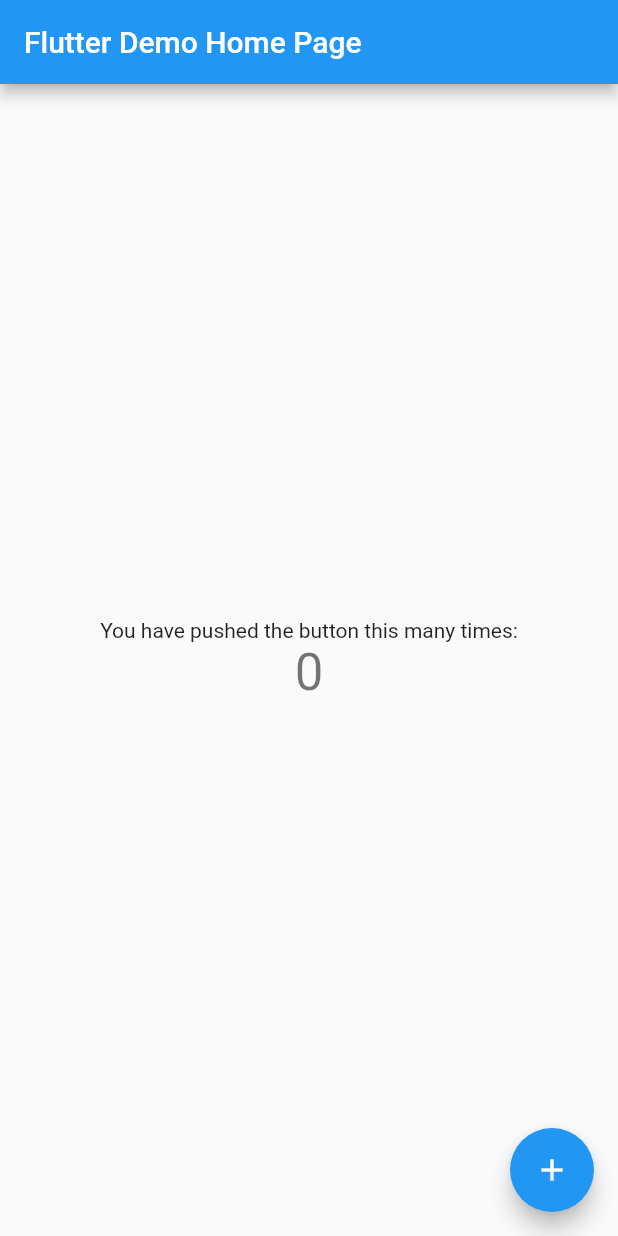
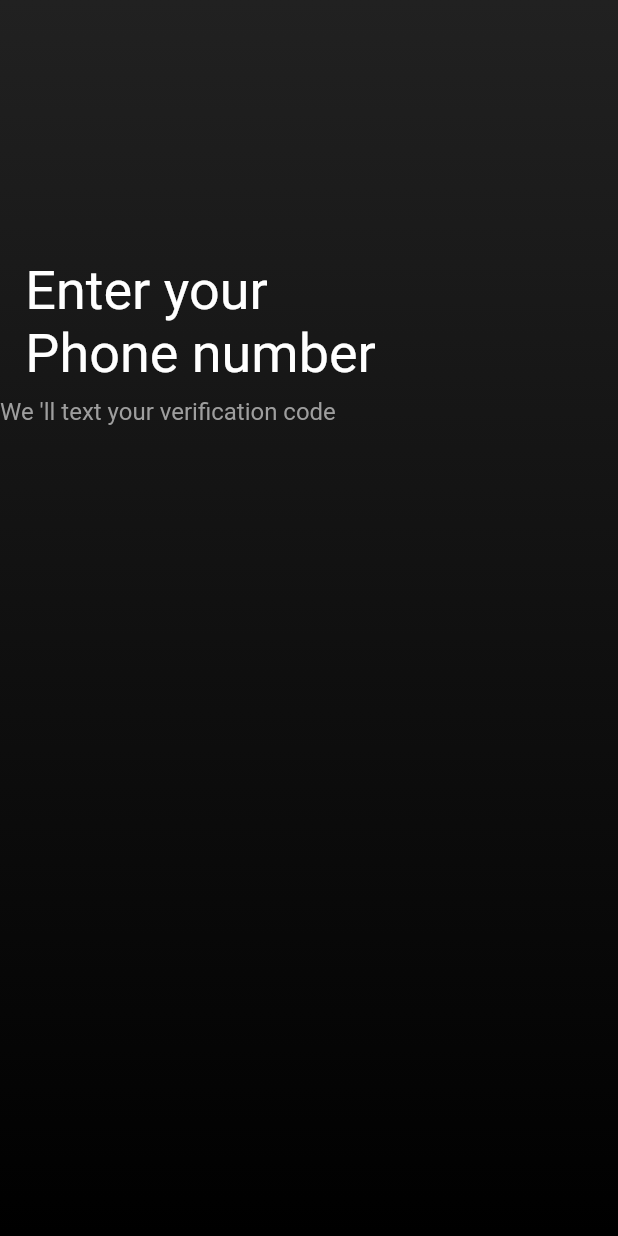
Before and after one commit to freaquish/locie, a Flutter app: the screen it shows after launch, on a phone screen of 412 x 824 dp. Run offline on Flutter 3.47's test engine with Material 2 defaults, Android fonts, the phone set to English and light mode, and no system bars; our stand-ins replace cloud_firestore, firebase_auth, google_fonts; accounts and stored records are empty.

Commit message:
Miniature setup

```diff
--- /dev/null
+++ b/lib/components/font_widgets.dart
@@ -0,0 +1 @@
+import 'package:flutter/widgets.dart';
--- /dev/null
+++ b/lib/components/primary_container.dart
@@ -0,0 +1,33 @@
+import 'package:flutter/material.dart';
+import 'package:flutter/widgets.dart';
+import 'package:locie/helper/screen_size.dart';
+
+class PrimaryContainer extends StatelessWidget {
+  const PrimaryContainer({
+    Key key,
+    @required this.widget,
+  }) : super(key: key);
+
+  final Widget widget;
+
+  @override
+  Widget build(BuildContext context) {
+    final screen = Scale(context);
+    return Container(
+      width: screen.horizontal(100),
+      height: screen.vertical(1000),
+      decoration: BoxDecoration(
+        gradient: LinearGradient(
+          begin: Alignment.topCenter,
+          end: Alignment.bottomCenter,
+          colors: [
+            // Color(0xff323232),
+            Colors.grey[900],
+            Colors.black,
+          ],
+        ),
+      ),
+      child: widget,
+    );
+  }
+}
--- /dev/null
+++ b/lib/helper/screen_size.dart
@@ -0,0 +1,12 @@
+import 'package:flutter/material.dart';
+
+class Scale {
+  final BuildContext context;
+  const Scale(this.context);
+
+  double vertical(double height) =>
+      MediaQuery.of(context).size.height * height / 1000;
+
+  double horizontal(double width) =>
+      MediaQuery.of(context).size.width * width / 100;
+}
--- a/lib/main.dart
+++ b/lib/main.dart
@@ -1,4 +1,5 @@
 import 'package:flutter/material.dart';
+import 'package:locie/pages/registration_screen.dart';
 
 void main() {
   runApp(MyApp());
@@ -9,109 +10,7 @@
   @override
   Widget build(BuildContext context) {
     return MaterialApp(
-      title: 'Flutter Demo',
-      theme: ThemeData(
-        // This is the theme of your application.
-        //
-        // Try running your application with "flutter run". You'll see the
-        // application has a blue toolbar. Then, without quitting the app, try
-        // changing the primarySwatch below to Colors.green and then invoke
-        // "hot reload" (press "r" in the console where you ran "flutter run",
-        // or simply save your changes to "hot reload" in a Flutter IDE).
-        // Notice that the counter didn't reset back to zero; the application
-        // is not restarted.
-        primarySwatch: Colors.blue,
-        // This makes the visual density adapt to the platform that you run
-        // the app on. For desktop platforms, the controls will be smaller and
-        // closer together (more dense) than on mobile platforms.
-        visualDensity: VisualDensity.adaptivePlatformDensity,
-      ),
-      home: MyHomePage(title: 'Flutter Demo Home Page'),
+      home: RegistrationScreen(),
     );
   }
 }
-
-class MyHomePage extends StatefulWidget {
-  MyHomePage({Key key, this.title}) : super(key: key);
-
-  // This widget is the home page of your application. It is stateful, meaning
-  // that it has a State object (defined below) that contains fields that affect
-  // how it looks.
-
-  // This class is the configuration for the state. It holds the values (in this
-  // case the title) provided by the parent (in this case the App widget) and
-  // used by the build method of the State. Fields in a Widget subclass are
-  // always marked "final".
-
-  final String title;
-
-  @override
-  _MyHomePageState createState() => _MyHomePageState();
-}
-
-class _MyHomePageState extends State<MyHomePage> {
-  int _counter = 0;
-
-  void _incrementCounter() {
-    setState(() {
-      // This call to setState tells the Flutter framework that something has
-      // changed in this State, which causes it to rerun the build method below
-      // so that the display can reflect the updated values. If we changed
-      // _counter without calling setState(), then the build method would not be
-      // called again, and so nothing would appear to happen.
-      _counter++;
-    });
-  }
-
-  @override
-  Widget build(BuildContext context) {
-    // This method is rerun every time setState is called, for instance as done
-    // by the _incrementCounter method above.
-    //
-    // The Flutter framework has been optimized to make rerunning build methods
-    // fast, so that you can just rebuild anything that needs updating rather
-    // than having to individually change instances of widgets.
-    return Scaffold(
-      appBar: AppBar(
-        // Here we take the value from the MyHomePage object that was created by
-        // the App.build method, and use it to set our appbar title.
-        title: Text(widget.title),
-      ),
-      body: Center(
-        // Center is a layout widget. It takes a single child and positions it
-        // in the middle of the parent.
-        child: Column(
-          // Column is also a layout widget. It takes a list of children and
-          // arranges them vertically. By default, it sizes itself to fit its
-          // children horizontally, and tries to be as tall as its parent.
-          //
-          // Invoke "debug painting" (press "p" in the console, choose the
-          // "Toggle Debug Paint" action from the Flutter Inspector in Android
-          // Studio, or the "Toggle Debug Paint" command in Visual Studio Code)
-          // to see the wireframe for each widget.
-          //
-          // Column has various properties to control how it sizes itself and
-          // how it positions its children. Here we use mainAxisAlignment to
-          // center the children vertically; the main axis here is the vertical
-          // axis because Columns are vertical (the cross axis would be
-          // horizontal).
-          mainAxisAlignment: MainAxisAlignment.center,
-          children: <Widget>[
-            Text(
-              'You have pushed the button this many times:',
-            ),
-            Text(
-              '$_counter',
-              style: Theme.of(context).textTheme.headline4,
-            ),
-          ],
-        ),
-      ),
-      floatingActionButton: FloatingActionButton(
-        onPressed: _incrementCounter,
-        tooltip: 'Increment',
-        child: Icon(Icons.add),
-      ), // This trailing comma makes auto-formatting nicer for build methods.
-    );
-  }
-}
--- /dev/null
+++ b/lib/pages/registration_screen.dart
@@ -0,0 +1,42 @@
+import 'package:flutter/material.dart';
+import 'package:locie/components/primary_container.dart';
+import 'package:locie/helper/screen_size.dart';
+
+class RegistrationScreen extends StatefulWidget {
+  @override
+  _RegistrationScreenState createState() => _RegistrationScreenState();
+}
+
+class _RegistrationScreenState extends State<RegistrationScreen> {
+  @override
+  Widget build(BuildContext context) {
+    final screen = Scale(context);
+    return Scaffold(
+      body: PrimaryContainer(
+        widget: ListView(
+          children: [
+            Column(
+              mainAxisAlignment: MainAxisAlignment.start,
+              crossAxisAlignment: CrossAxisAlignment.start,
+              children: [
+                SizedBox(
+                  height: screen.vertical(200),
+                ),
+                Padding(
+                  padding: const EdgeInsets.all(8.0),
+                  child: Text(
+                    ' Enter your \n Phone number',
+                    style: TextStyle(color: Colors.white, fontSize: 36),
+                  ),
+                ),
+                SizedBox(),
+                Text('We \'ll text your verification code',
+                    style: TextStyle(color: Colors.grey, fontSize: 16)),
+              ],
+            ),
+          ],
+        ),
+      ),
+    );
+  }
+}
--- a/pubspec.yaml
+++ b/pubspec.yaml
@@ -26,6 +26,8 @@
   firebase_core: ^0.7.0
   cloud_firestore: ^0.16.0
   firebase_storage: ^7.0.0
+  firebase_auth: ^0.20.0+1
+  google_fonts: ^1.1.2
 
 
   # The following adds the Cupertino Icons font to your application.
```
Also changed, not shown: lib/components/text_widgets.dart (added, +44 -0 lines), lib/helper/firestore_auth.dart (+50 -0 lines), lib/models/account.dart (added, +28 -0 lines), pubspec.lock, 1 other file.
